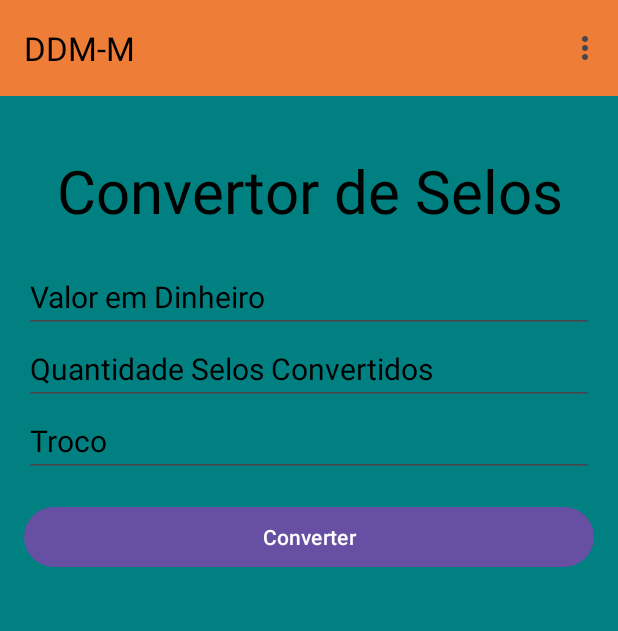
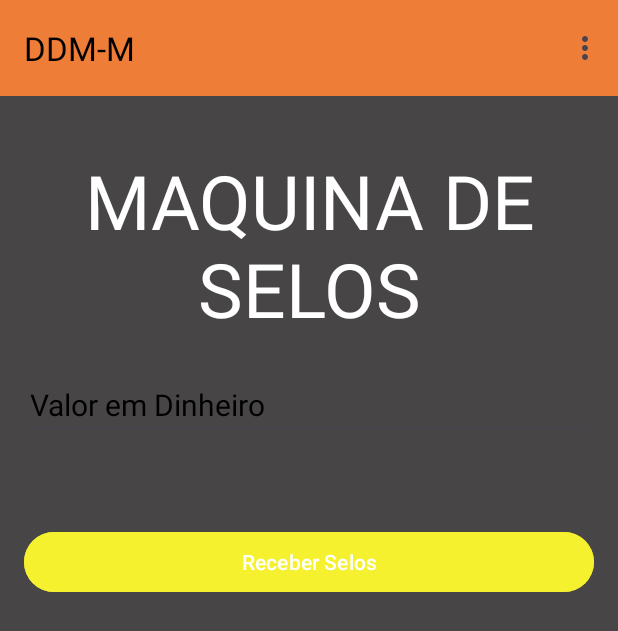
Before and after one commit to AlmeidaF001/Java-Calculator, an Android app: the screen it shows after launch (MainActivity), in the options menu, after a tap on "Selos", on a phone screen of 412 x 824 dp. Shown: the top 631 px of the screen. Run offline under Robolectric (Android 15) with nearby library versions, the phone set to English and light mode, and no system bars.

Commit message:
Selos fixado

```diff
--- a/app/src/main/res/layout/fragment_selos.xml
+++ b/app/src/main/res/layout/fragment_selos.xml
@@ -6,18 +6,18 @@
     android:orientation="vertical"
     android:padding="16dp"
     tools:context=".Selos"
-    android:background="@color/teal">
+    android:background="@color/darker_gray">
 
     <TextView
         android:id="@+id/textView"
         android:layout_width="match_parent"
         android:layout_height="wrap_content"
-        android:text="Convertor de Selos"
-        android:textSize="40dp"
+        android:text="MAQUINA DE SELOS"
+        android:textSize="50dp"
         android:textColorHighlight="@color/black"
         android:textAlignment="center"
         android:layout_margin="20dp"
-        android:textColor="@color/black"/>
+        android:textColor="@color/white"/>
 
     <EditText
         android:id="@+id/converter_dinheiro_selos"
@@ -29,27 +29,13 @@
         android:textColorHint="@color/black"
         android:textSize="20dp" />
 
-    <EditText
-        android:id="@+id/converter_selos_covertido"
-        android:layout_width="match_parent"
-        android:layout_height="wrap_content"
-        android:editable="false"
-        android:ems="10"
-        android:hint="Quantidade Selos Convertidos"
-        android:inputType=""
-        android:textColorHint="@color/black"
-        android:textSize="20dp" />
-
-    <EditText
+    <TextView
         android:id="@+id/converter_selos_troco"
         android:layout_width="match_parent"
         android:layout_height="wrap_content"
         android:ems="10"
-        android:inputType=""
-        android:hint="Troco"
-        android:textSize="20dp"
-        android:textColorHint="@color/black"
-        android:editable="false"/>
+        android:textSize="30dp"
+        android:textColor="@color/white"/>
 
 
     <GridLayout
@@ -63,13 +49,8 @@
         android:id="@+id/button_converter_selos"
         android:layout_width="match_parent"
         android:layout_height="wrap_content"
-        android:text="Converter" />
-
-    <TextView
-        android:id="@+id/txt_cinco"
-        android:layout_width="match_parent"
-        android:layout_height="wrap_content"
-        android:text=""
-        android:paddingTop="16dp"/>
+        android:text="Receber Selos"
+        android:backgroundTint="@color/yellow"
+        />
 
 </LinearLayout>
```
Also changed, not shown: app/src/main/java/com/example/pratica/Selos.java (+18 -50 lines).
